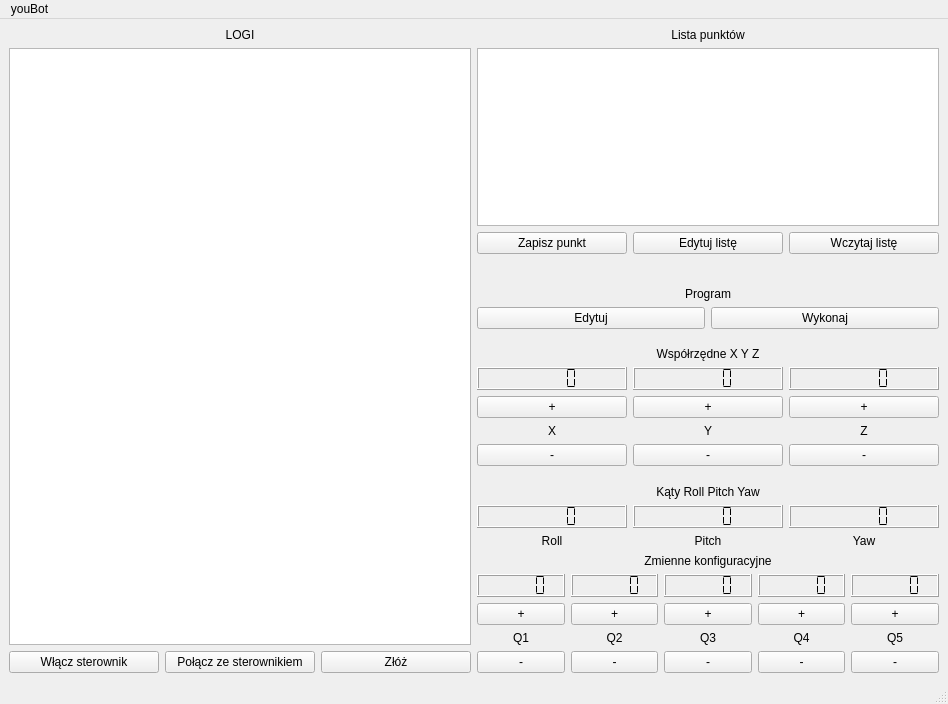
This is gui_ros_template/ui/main_window.ui in arek-szczech/youbot as Qt 5 draws it before an edit. The edited form follows.
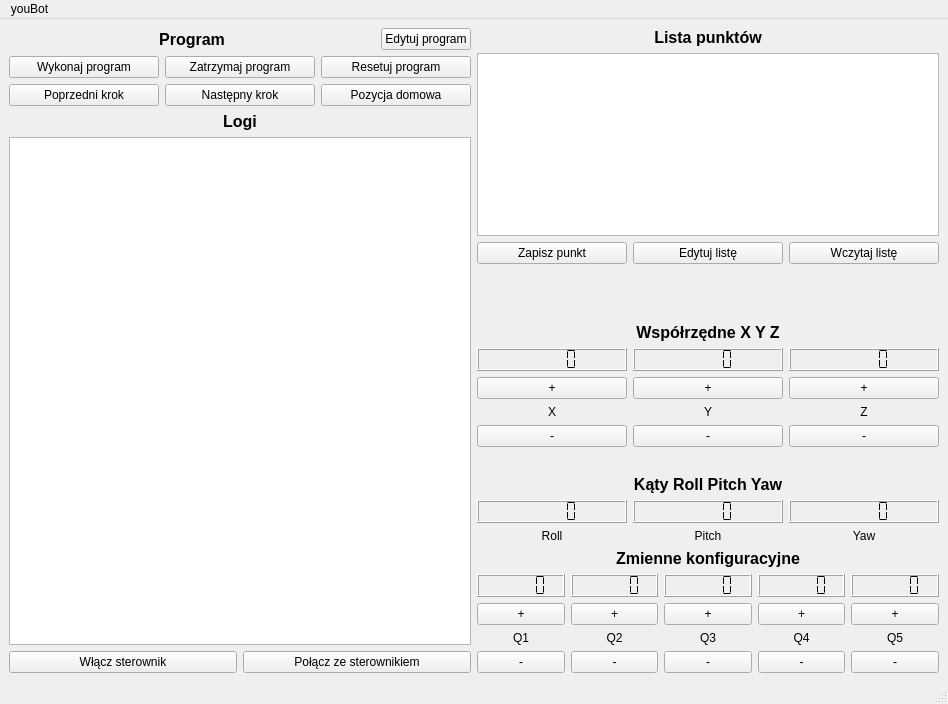
This is the edited form. Icons and pictures are not drawn.

The edit to the form file:
```diff
--- a/gui_ros_template/ui/main_window.ui
+++ b/gui_ros_template/ui/main_window.ui
@@ -24,10 +24,129 @@
    <layout class="QHBoxLayout" name="horizontalLayout_17">
     <item>
      <layout class="QVBoxLayout" name="lewa">
+      <item>
+       <layout class="QVBoxLayout" name="Program">
+        <item>
+         <layout class="QHBoxLayout" name="horizontalLayout_9">
+          <item>
+           <spacer name="horizontalSpacer_2">
+            <property name="orientation">
+             <enum>Qt::Horizontal</enum>
+            </property>
+            <property name="sizeHint" stdset="0">
+             <size>
+              <width>40</width>
+              <height>20</height>
+             </size>
+            </property>
+           </spacer>
+          </item>
+          <item>
+           <widget class="QLabel" name="program_label">
+            <property name="font">
+             <font>
+              <pointsize>12</pointsize>
+              <weight>75</weight>
+              <bold>true</bold>
+             </font>
+            </property>
+            <property name="text">
+             <string>Program</string>
+            </property>
+            <property name="alignment">
+             <set>Qt::AlignCenter</set>
+            </property>
+           </widget>
+          </item>
+          <item>
+           <spacer name="horizontalSpacer">
+            <property name="orientation">
+             <enum>Qt::Horizontal</enum>
+            </property>
+            <property name="sizeHint" stdset="0">
+             <size>
+              <width>40</width>
+              <height>20</height>
+             </size>
+            </property>
+           </spacer>
+          </item>
+          <item>
+           <widget class="QPushButton" name="edit">
+            <property name="text">
+             <string>Edytuj program</string>
+            </property>
+           </widget>
+          </item>
+         </layout>
+        </item>
+        <item>
+         <layout class="QHBoxLayout" name="horizontalLayout_18">
+          <item>
+           <widget class="QPushButton" name="execute">
+            <property name="text">
+             <string>Wykonaj program</string>
+            </property>
+           </widget>
+          </item>
+          <item>
+           <widget class="QPushButton" name="pause">
+            <property name="text">
+             <string>Zatrzymaj program</string>
+            </property>
+           </widget>
+          </item>
+          <item>
+           <widget class="QPushButton" name="stop">
+            <property name="text">
+             <string>Resetuj program</string>
+            </property>
+           </widget>
+          </item>
+         </layout>
+        </item>
+       </layout>
+      </item>
+      <item>
+       <layout class="QVBoxLayout" name="verticalLayout_5">
+        <item>
+         <layout class="QHBoxLayout" name="horizontalLayout_7">
+          <item>
+           <widget class="QPushButton" name="previous">
+            <property name="text">
+             <string>Poprzedni krok</string>
+            </property>
+           </widget>
+          </item>
+          <item>
+           <widget class="QPushButton" name="next">
+            <property name="text">
+             <string>Następny krok</string>
+            </property>
+           </widget>
+          </item>
+          <item>
+           <widget class="QPushButton" name="home">
+            <property name="text">
+             <string>Pozycja domowa</string>
+            </property>
+           </widget>
+          </item>
+         </layout>
+        </item>
+       </layout>
+      </item>
       <item>
        <widget class="QLabel" name="logs_label">
+        <property name="font">
+         <font>
+          <pointsize>12</pointsize>
+          <weight>75</weight>
+          <bold>true</bold>
+         </font>
+        </property>
         <property name="text">
-         <string>LOGI</string>
+         <string>Logi</string>
         </property>
         <property name="alignment">
          <set>Qt::AlignCenter</set>
@@ -53,13 +172,6 @@
           </property>
          </widget>
         </item>
-        <item>
-         <widget class="QPushButton" name="fold">
-          <property name="text">
-           <string>Złóż</string>
-          </property>
-         </widget>
-        </item>
        </layout>
       </item>
      </layout>
@@ -68,15 +180,19 @@
      <layout class="QVBoxLayout" name="prawa">
       <item>
        <layout class="QVBoxLayout" name="punkty">
-        <item>
-         <layout class="QHBoxLayout" name="horizontalLayout_7"/>
-        </item>
         <item>
          <layout class="QVBoxLayout" name="verticalLayout_4">
           <item>
            <layout class="QHBoxLayout" name="horizontalLayout_11">
             <item>
              <widget class="QLabel" name="points_label">
+              <property name="font">
+               <font>
+                <pointsize>12</pointsize>
+                <weight>75</weight>
+                <bold>true</bold>
+               </font>
+              </property>
               <property name="text">
                <string>Lista punktów</string>
               </property>
@@ -130,38 +246,6 @@
           </item>
          </layout>
         </item>
-        <item>
-         <layout class="QHBoxLayout" name="horizontalLayout_8">
-          <item>
-           <widget class="QLabel" name="program_label">
-            <property name="text">
-             <string>Program</string>
-            </property>
-            <property name="alignment">
-             <set>Qt::AlignCenter</set>
-            </property>
-           </widget>
-          </item>
-         </layout>
-        </item>
-        <item>
-         <layout class="QHBoxLayout" name="horizontalLayout_9">
-          <item>
-           <widget class="QPushButton" name="edit">
-            <property name="text">
-             <string>Edytuj</string>
-            </property>
-           </widget>
-          </item>
-          <item>
-           <widget class="QPushButton" name="execute">
-            <property name="text">
-             <string>Wykonaj</string>
-            </property>
-           </widget>
-          </item>
-         </layout>
-        </item>
        </layout>
       </item>
       <item>
@@ -181,6 +265,13 @@
        <layout class="QVBoxLayout" name="xyz">
         <item>
          <widget class="QLabel" name="var_cord_label">
+          <property name="font">
+           <font>
+            <pointsize>12</pointsize>
+            <weight>75</weight>
+            <bold>true</bold>
+           </font>
+          </property>
           <property name="text">
            <string>Współrzędne X Y Z</string>
           </property>
@@ -319,6 +410,13 @@
          <layout class="QVBoxLayout" name="verticalLayout_3">
           <item>
            <widget class="QLabel" name="label">
+            <property name="font">
+             <font>
+              <pointsize>12</pointsize>
+              <weight>75</weight>
+              <bold>true</bold>
+             </font>
+            </property>
             <property name="text">
              <string>Kąty Roll Pitch Yaw</string>
             </property>
@@ -398,6 +496,13 @@
        <layout class="QVBoxLayout" name="joints">
         <item>
          <widget class="QLabel" name="var_q_label">
+          <property name="font">
+           <font>
+            <pointsize>12</pointsize>
+            <weight>75</weight>
+            <bold>true</bold>
+           </font>
+          </property>
           <property name="text">
            <string>Zmienne konfiguracyjne</string>
           </property>
```
